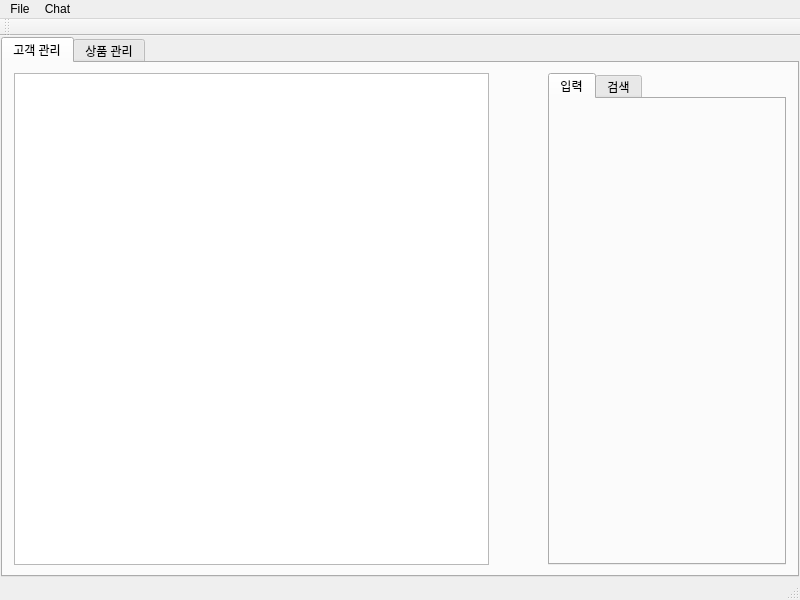
Above: CustomerProduct2Project/mainwindow.ui from SaintMonguss/Qt before the change. Below: the same form after it.
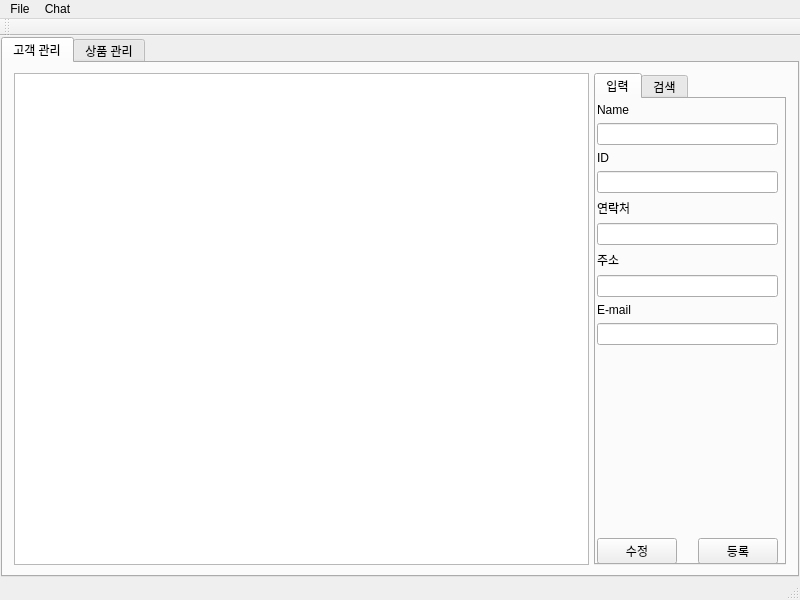
That is the form after the change. The open tabs and pages were chosen to show the change.

Commit message:
ui 제작중
어떻게해도 가변이 안되는 상황...

Diff of the .ui file:
```diff
--- a/CustomerProduct2Project/mainwindow.ui
+++ b/CustomerProduct2Project/mainwindow.ui
@@ -41,7 +41,7 @@
        </attribute>
        <layout class="QHBoxLayout" name="horizontalLayout_3">
         <item>
-         <layout class="QHBoxLayout" name="horizontalLayout_2" stretch="8,1,4">
+         <layout class="QHBoxLayout" name="horizontalLayout_2" stretch="12,0,4">
           <property name="spacing">
            <number>0</number>
           </property>
@@ -85,6 +85,172 @@
              <attribute name="title">
               <string>입력</string>
              </attribute>
+             <widget class="QWidget" name="">
+              <property name="geometry">
+               <rect>
+                <x>1</x>
+                <y>4</y>
+                <width>181</width>
+                <height>461</height>
+               </rect>
+              </property>
+              <layout class="QVBoxLayout" name="verticalLayout_7">
+               <item>
+                <layout class="QVBoxLayout" name="verticalLayout_2">
+                 <property name="sizeConstraint">
+                  <enum>QLayout::SetDefaultConstraint</enum>
+                 </property>
+                 <item>
+                  <widget class="QLabel" name="label">
+                   <property name="sizePolicy">
+                    <sizepolicy hsizetype="Expanding" vsizetype="Maximum">
+                     <horstretch>0</horstretch>
+                     <verstretch>0</verstretch>
+                    </sizepolicy>
+                   </property>
+                   <property name="text">
+                    <string>Name</string>
+                   </property>
+                  </widget>
+                 </item>
+                 <item>
+                  <widget class="QLineEdit" name="lineEdit"/>
+                 </item>
+                </layout>
+               </item>
+               <item>
+                <layout class="QVBoxLayout" name="verticalLayout_3">
+                 <item>
+                  <widget class="QLabel" name="label_2">
+                   <property name="sizePolicy">
+                    <sizepolicy hsizetype="Expanding" vsizetype="Maximum">
+                     <horstretch>0</horstretch>
+                     <verstretch>0</verstretch>
+                    </sizepolicy>
+                   </property>
+                   <property name="text">
+                    <string>ID</string>
+                   </property>
+                  </widget>
+                 </item>
+                 <item>
+                  <widget class="QLineEdit" name="lineEdit_2">
+                   <property name="readOnly">
+                    <bool>true</bool>
+                   </property>
+                  </widget>
+                 </item>
+                </layout>
+               </item>
+               <item>
+                <layout class="QVBoxLayout" name="verticalLayout_4">
+                 <item>
+                  <widget class="QLabel" name="label_3">
+                   <property name="sizePolicy">
+                    <sizepolicy hsizetype="Expanding" vsizetype="Maximum">
+                     <horstretch>0</horstretch>
+                     <verstretch>0</verstretch>
+                    </sizepolicy>
+                   </property>
+                   <property name="text">
+                    <string>연락처</string>
+                   </property>
+                  </widget>
+                 </item>
+                 <item>
+                  <widget class="QLineEdit" name="lineEdit_3"/>
+                 </item>
+                </layout>
+               </item>
+               <item>
+                <layout class="QVBoxLayout" name="verticalLayout_5">
+                 <item>
+                  <widget class="QLabel" name="label_4">
+                   <property name="sizePolicy">
+                    <sizepolicy hsizetype="Expanding" vsizetype="Maximum">
+                     <horstretch>0</horstretch>
+                     <verstretch>0</verstretch>
+                    </sizepolicy>
+                   </property>
+                   <property name="text">
+                    <string>주소</string>
+                   </property>
+                  </widget>
+                 </item>
+                 <item>
+                  <widget class="QLineEdit" name="lineEdit_4"/>
+                 </item>
+                </layout>
+               </item>
+               <item>
+                <layout class="QVBoxLayout" name="verticalLayout_6">
+                 <item>
+                  <widget class="QLabel" name="label_5">
+                   <property name="sizePolicy">
+                    <sizepolicy hsizetype="Expanding" vsizetype="Maximum">
+                     <horstretch>0</horstretch>
+                     <verstretch>0</verstretch>
+                    </sizepolicy>
+                   </property>
+                   <property name="text">
+                    <string>E-mail</string>
+                   </property>
+                  </widget>
+                 </item>
+                 <item>
+                  <widget class="QLineEdit" name="lineEdit_5"/>
+                 </item>
+                </layout>
+               </item>
+               <item>
+                <spacer name="verticalSpacer">
+                 <property name="orientation">
+                  <enum>Qt::Vertical</enum>
+                 </property>
+                 <property name="sizeHint" stdset="0">
+                  <size>
+                   <width>20</width>
+                   <height>40</height>
+                  </size>
+                 </property>
+                </spacer>
+               </item>
+               <item>
+                <layout class="QHBoxLayout" name="horizontalLayout_4">
+                 <property name="sizeConstraint">
+                  <enum>QLayout::SetNoConstraint</enum>
+                 </property>
+                 <item>
+                  <widget class="QPushButton" name="pushButton">
+                   <property name="text">
+                    <string>수정</string>
+                   </property>
+                  </widget>
+                 </item>
+                 <item>
+                  <spacer name="horizontalSpacer_2">
+                   <property name="orientation">
+                    <enum>Qt::Horizontal</enum>
+                   </property>
+                   <property name="sizeHint" stdset="0">
+                    <size>
+                     <width>13</width>
+                     <height>21</height>
+                    </size>
+                   </property>
+                  </spacer>
+                 </item>
+                 <item>
+                  <widget class="QPushButton" name="pushButton_2">
+                   <property name="text">
+                    <string>등록</string>
+                   </property>
+                  </widget>
+                 </item>
+                </layout>
+               </item>
+              </layout>
+             </widget>
             </widget>
             <widget class="QWidget" name="m_customerSerchTab">
              <attribute name="title">
```
Left out of the diff: 6 changed lines with no effect on the pictures. The commit also changes 1 other file.
